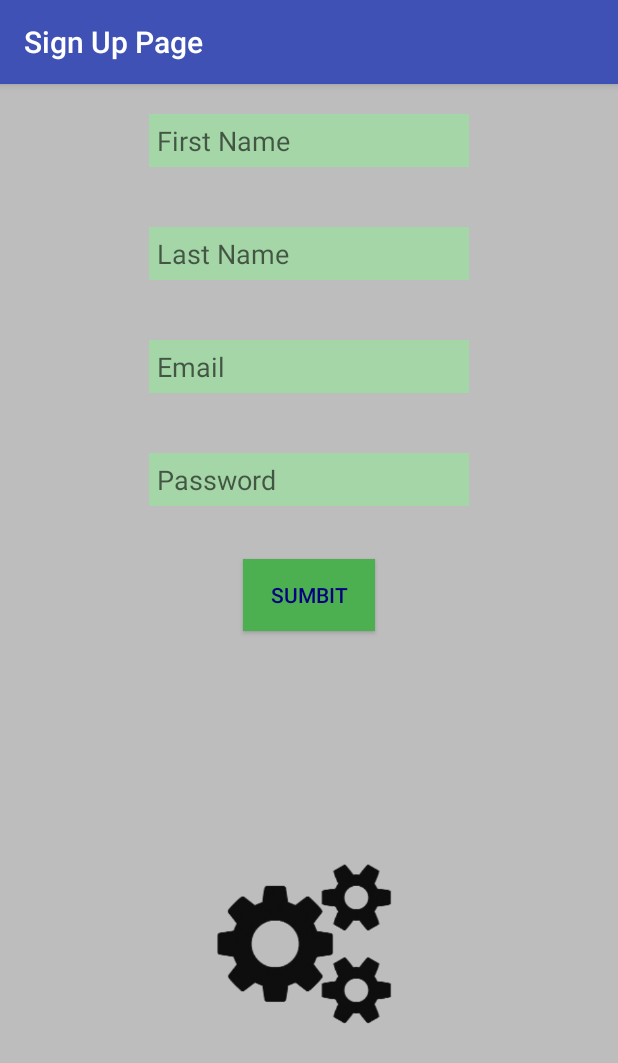
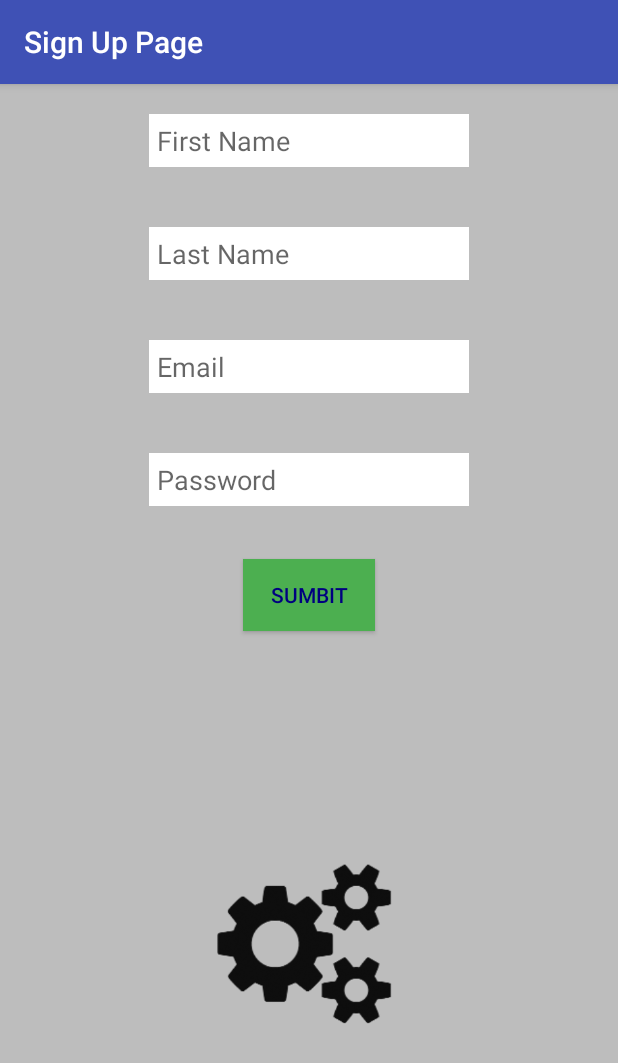
Before and after one commit to Raajesh12/Shopping_Collaborator_App, an Android app: the SignUpPage screen opened directly, with no data from a screen before it, on a phone screen of 412 x 824 dp. Shown: the top 1063 px of the screen. Run offline under Robolectric (Android 15) with nearby library versions, the light colour scheme and no system bars.

Commit message:
UI change sign up page

```diff
--- a/app/src/main/res/layout/activity_sign_up_page.xml
+++ b/app/src/main/res/layout/activity_sign_up_page.xml
@@ -15,7 +15,7 @@
         android:inputType="textPersonName"
         android:maxLength="40"
         android:hint="First Name"
-        android:background="#A5D6A7"
+        android:background="@color/white"
         android:layout_marginTop="20dp"
         android:padding="5dp"
         app:layout_constraintLeft_toLeftOf="parent"
@@ -30,7 +30,7 @@
         android:inputType="textPersonName"
         android:maxLength="40"
         android:hint="Last Name"
-        android:background="#A5D6A7"
+        android:background="@color/white"
         android:layout_marginTop="40dp"
         android:padding="5dp"
         app:layout_constraintLeft_toLeftOf="parent"
@@ -45,7 +45,7 @@
         android:maxLength="40"
         android:inputType="textEmailAddress"
         android:hint="Email"
-        android:background="#A5D6A7"
+        android:background="@color/white"
         android:layout_marginTop="40dp"
         android:padding="5dp"
         app:layout_constraintLeft_toLeftOf="parent"
@@ -60,7 +60,7 @@
         android:inputType="textPassword"
         android:maxLength="25"
         android:hint="Password"
-        android:background="#A5D6A7"
+        android:background="@color/white"
         android:layout_marginTop="40dp"
         android:padding="5dp"
         app:layout_constraintLeft_toLeftOf="parent"
```
